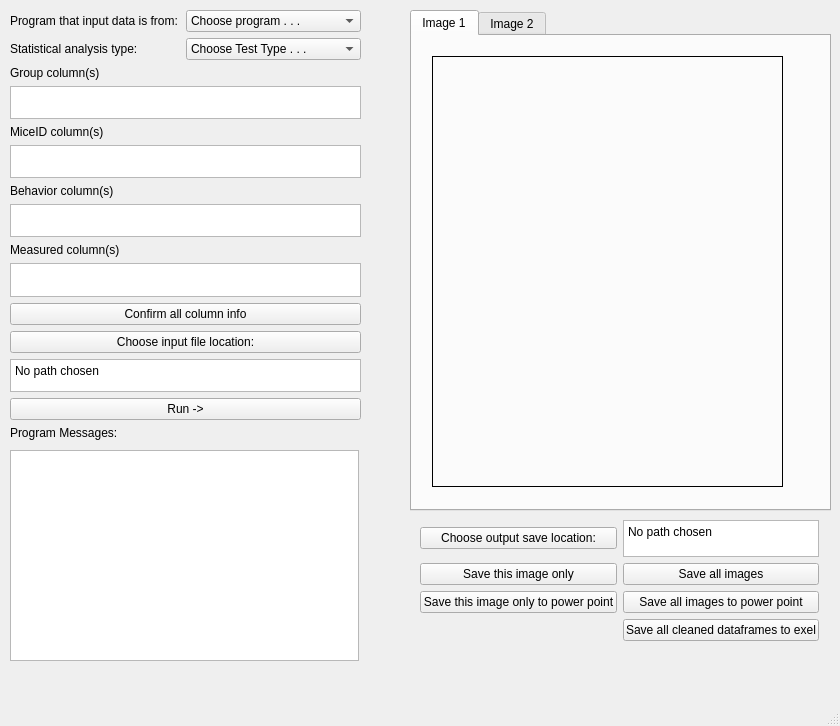
Before: the Qt Designer form mainwindow.ui in ZelikowskyLab/autograph_behavior, drawn with Qt 5.
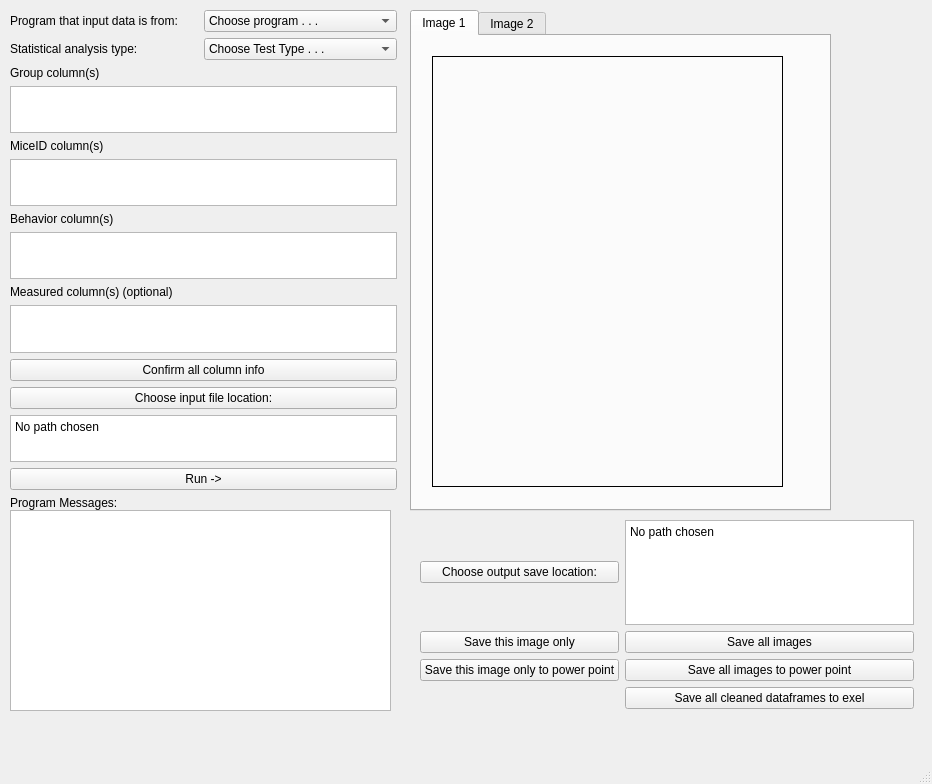
After: the same form once the commit is applied.

```diff
--- a/mainwindow.ui
+++ b/mainwindow.ui
@@ -6,8 +6,8 @@
    <rect>
     <x>0</x>
     <y>0</y>
-    <width>840</width>
-    <height>726</height>
+    <width>932</width>
+    <height>784</height>
    </rect>
   </property>
   <property name="windowTitle">
@@ -19,8 +19,8 @@
      <rect>
       <x>10</x>
       <y>10</y>
-      <width>351</width>
-      <height>431</height>
+      <width>387</width>
+      <height>501</height>
      </rect>
     </property>
     <layout class="QGridLayout" name="input_params">
@@ -127,7 +127,7 @@
      <item row="10" column="0">
       <widget class="QLabel" name="measured_cols_label">
        <property name="text">
-        <string>Measured column(s)</string>
+        <string>Measured column(s) (optional)</string>
        </property>
       </widget>
      </item>
@@ -259,8 +259,8 @@
      <rect>
       <x>420</x>
       <y>520</y>
-      <width>399</width>
-      <height>121</height>
+      <width>494</width>
+      <height>189</height>
      </rect>
     </property>
     <layout class="QGridLayout" name="save_graph_options">
@@ -326,9 +326,9 @@
     <property name="geometry">
      <rect>
       <x>10</x>
-      <y>450</y>
-      <width>349</width>
-      <height>211</height>
+      <y>510</y>
+      <width>381</width>
+      <height>201</height>
      </rect>
     </property>
    </widget>
```
Left out of the diff: 9 changed lines with no effect on the pictures.
